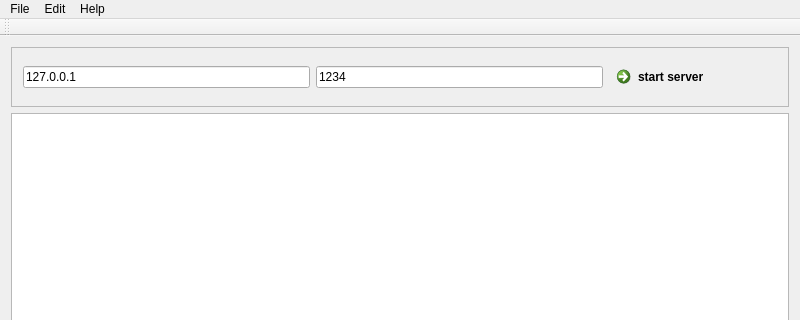
Above: CCEAP-Server_gui/cceap.ui from fabrigeas/CCEAP before the change; both pictures show x 0 to 800 and y 0 to 320 of the 800 by 600 pixel window. Below: the same form after it.
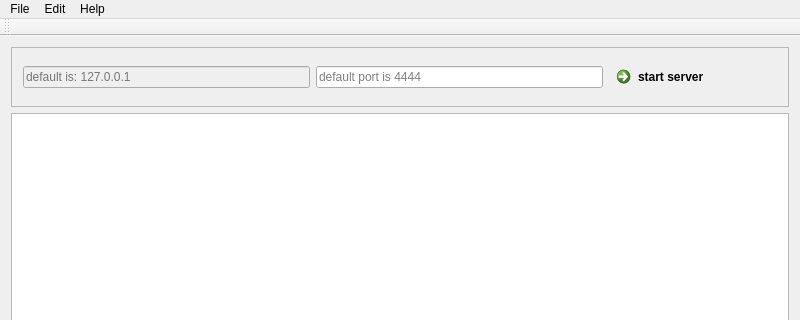
That is the form after the change.

Patch:
```diff
--- a/CCEAP-Server_gui/cceap.ui
+++ b/CCEAP-Server_gui/cceap.ui
@@ -32,15 +32,27 @@
       <layout class="QHBoxLayout" name="horizontalLayout_2">
        <item>
         <widget class="QLineEdit" name="ip_lineEdit">
+         <property name="enabled">
+          <bool>false</bool>
+         </property>
+         <property name="toolTip">
+          <string>&lt;html&gt;&lt;head/&gt;&lt;body&gt;&lt;p&gt;If runnung both client and server on the same computer, use&lt;/p&gt;&lt;p&gt;127.0.0.1 for servers ip&lt;/p&gt;&lt;/body&gt;&lt;/html&gt;</string>
+         </property>
          <property name="text">
-          <string>127.0.0.1</string>
+          <string/>
+         </property>
+         <property name="placeholderText">
+          <string>default is: 127.0.0.1</string>
          </property>
         </widget>
        </item>
        <item>
         <widget class="QLineEdit" name="port_lineEdit">
          <property name="text">
-          <string>1234</string>
+          <string/>
+         </property>
+         <property name="placeholderText">
+          <string>default port is 4444</string>
          </property>
         </widget>
        </item>
```
